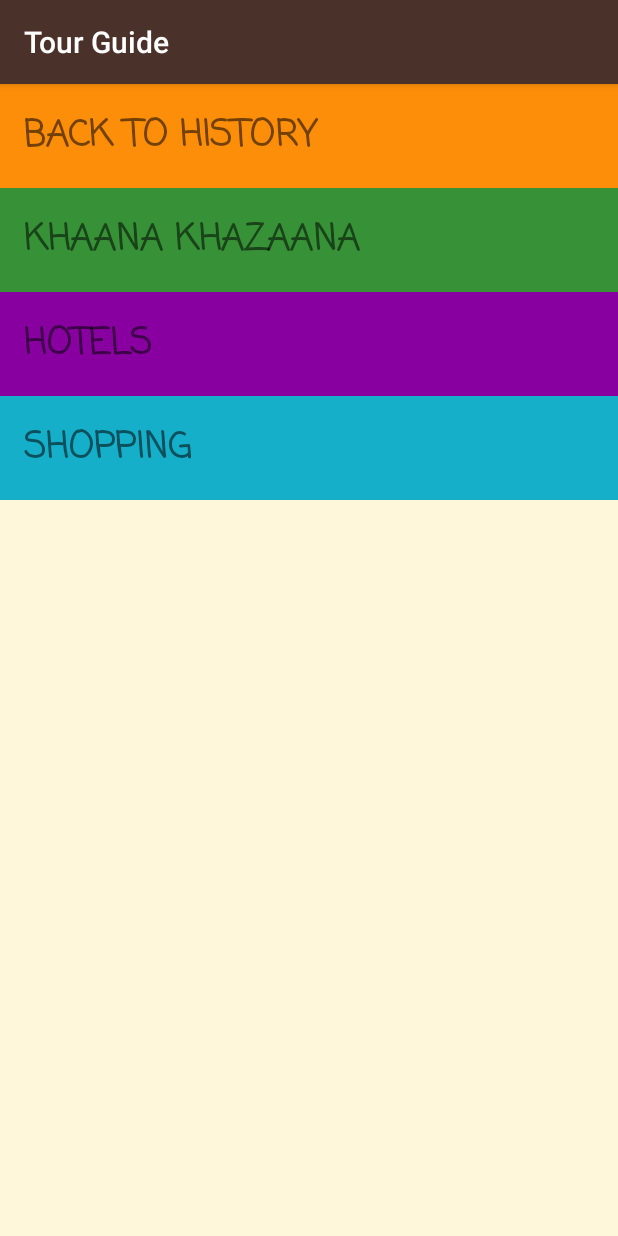
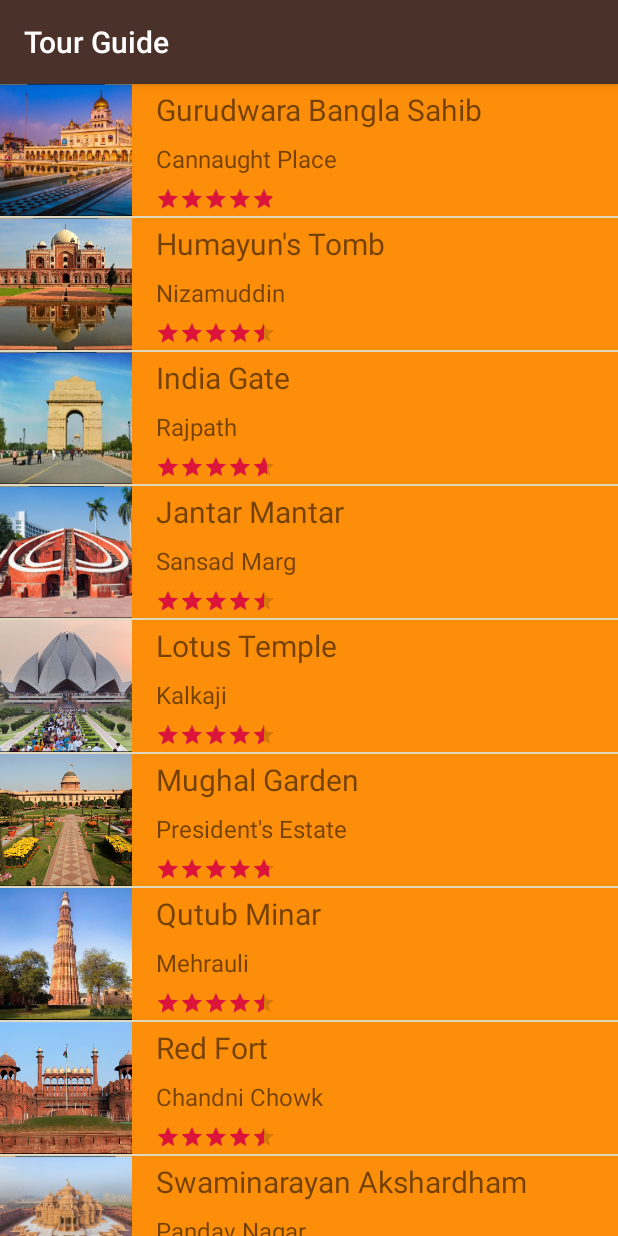
Before and after one commit to bg2404/TourGuide, an Android app: the screen it shows after launch (MainActivity), on a phone screen of 412 x 824 dp. Run offline under Robolectric (Android 15) with nearby library versions, the phone set to English and light mode, and no system bars.

Commit message:
Added Fragments

```diff
--- a/app/build.gradle
+++ b/app/build.gradle
@@ -22,6 +22,7 @@ dependencies {
     implementation fileTree(dir: 'libs', include: ['*.jar'])
     implementation 'com.android.support:appcompat-v7:28.0.0'
     implementation 'com.android.support.constraint:constraint-layout:1.1.3'
+    implementation 'com.android.support:support-v4:28.0.0'
     testImplementation 'junit:junit:4.12'
     androidTestImplementation 'com.android.support.test:runner:1.0.2'
     androidTestImplementation 'com.android.support.test.espresso:espresso-core:3.0.2'
--- a/app/src/main/AndroidManifest.xml
+++ b/app/src/main/AndroidManifest.xml
@@ -9,10 +9,6 @@
         android:roundIcon="@mipmap/ic_launcher_round"
         android:supportsRtl="true"
         android:theme="@style/AppTheme">
-        <activity android:name=".ShoppingActivity" android:parentActivityName=".MainActivity"/>
-        <activity android:name=".HotelsActivity" android:parentActivityName=".MainActivity"/>
-        <activity android:name=".FoodActivity" android:parentActivityName=".MainActivity"/>
-        <activity android:name=".HistoryActivity" android:parentActivityName=".MainActivity"/>
         <activity android:name=".MainActivity">
             <intent-filter>
                 <action android:name="android.intent.action.MAIN" />
--- /dev/null
+++ b/app/src/main/java/com/example/android/tourguide/CategoryAdapter.java
@@ -0,0 +1,30 @@
+package com.example.android.tourguide;
+
+import android.support.v4.app.Fragment;
+import android.support.v4.app.FragmentManager;
+import android.support.v4.app.FragmentPagerAdapter;
+
+public class CategoryAdapter extends FragmentPagerAdapter {
+
+    public CategoryAdapter(FragmentManager fm) {
+        super(fm);
+    }
+
+    @Override
+    public Fragment getItem(int i) {
+        if(i == 0) {
+            return new HistoryFragment();
+        } else if(i == 1) {
+            return new FoodFragment();
+        } else if(i == 2) {
+            return new HotelsFragment();
+        } else {
+            return new ShoppingFragment();
+        }
+    }
+
+    @Override
+    public int getCount() {
+        return 4;
+    }
+}
--- a/app/src/main/java/com/example/android/tourguide/FoodActivity.java
+++ b/app/src/main/java/com/example/android/tourguide/FoodFragment.java
@@ -1,19 +1,33 @@
 package com.example.android.tourguide;
 
-import android.support.v7.app.AppCompatActivity;
+
 import android.os.Bundle;
+import android.support.annotation.NonNull;
+import android.support.v4.app.Fragment;
+import android.view.LayoutInflater;
+import android.view.View;
+import android.view.ViewGroup;
 import android.widget.ListView;
+import android.widget.TextView;
 
 import java.util.ArrayList;
 
-public class FoodActivity extends AppCompatActivity {
+/**
+ * A simple {@link Fragment} subclass.
+ */
+public class FoodFragment extends Fragment {
+
+
+    public FoodFragment() {
+        // Required empty public constructor
+    }
+
 
     @Override
-    protected void onCreate(Bundle savedInstanceState) {
-        super.onCreate(savedInstanceState);
-        setContentView(R.layout.activity_food);
+    public View onCreateView(@NonNull LayoutInflater inflater, ViewGroup container, Bundle savedInstanceState) {
+        View rootView = inflater.inflate(R.layout.location_list, container, false);
 
-        ArrayList<Location> locations = new ArrayList<>();
+        final ArrayList<Location> locations = new ArrayList<>();
         locations.add(new Location(R.drawable.food_annamaya, "Annamaya", "Aerocity", (float) 4.3));
         locations.add(new Location(R.drawable.food_grappa_shangri_las_eros_hotel, "Grappa, Shangri la's Eros Hotel", "Cannaught Place", (float) 4.4));
         locations.add(new Location(R.drawable.food_ikk_punjab, "Ikk Punjab", "Rajouri Garden", (float) 4.1));
@@ -26,9 +40,12 @@ public class FoodActivity extends AppCompatActivity {
         locations.add(new Location(R.drawable.food_thyme, "Thyme", "Pushpanjali Farms", (float) 4.4));
         locations.add(new Location(R.drawable.food_united_coffee_house, "United Coffee House", "Cannaught Place", (float) 4.3));
 
-        LocationAdapter locationAdapter = new LocationAdapter(this, locations);
+        LocationAdapter locationAdapter = new LocationAdapter(getActivity(), locations, R.color.color_food);
 
-        ListView foodListView = findViewById(R.id.food_list_view);
+        ListView foodListView = rootView.findViewById(R.id.list_view);
         foodListView.setAdapter(locationAdapter);
+
+        return rootView;
     }
+
 }
--- a/app/src/main/java/com/example/android/tourguide/HistoryActivity.java
+++ b/app/src/main/java/com/example/android/tourguide/HistoryFragment.java
@@ -1,18 +1,31 @@
 package com.example.android.tourguide;
 
-import android.support.v7.app.AppCompatActivity;
+
 import android.os.Bundle;
+import android.support.annotation.NonNull;
+import android.support.v4.app.Fragment;
+import android.view.LayoutInflater;
+import android.view.View;
+import android.view.ViewGroup;
 import android.widget.ListView;
+import android.widget.TextView;
 
 import java.util.ArrayList;
 
-public class HistoryActivity extends AppCompatActivity {
+/**
+ * A simple {@link Fragment} subclass.
+ */
+public class HistoryFragment extends Fragment {
+
+
+    public HistoryFragment() {
+        // Required empty public constructor
+    }
+
 
     @Override
-    protected void onCreate(Bundle savedInstanceState) {
-        super.onCreate(savedInstanceState);
-        setContentView(R.layout.activity_history);
-
+    public View onCreateView(@NonNull LayoutInflater inflater, ViewGroup container, Bundle savedInstanceState) {
+        View rootView = inflater.inflate(R.layout.location_list, container, false);
         ArrayList<Location> locations = new ArrayList<>();
         locations.add(new Location(R.drawable.history_gurudwara_bangla_sahib, "Gurudwara Bangla Sahib", "Cannaught Place", (float) 4.8));
         locations.add(new Location(R.drawable.history_humayun_s_tomb, "Humayun's Tomb", "Nizamuddin", (float) 4.5));
@@ -24,9 +37,11 @@ public class HistoryActivity extends AppCompatActivity {
         locations.add(new Location(R.drawable.history_red_fort, "Red Fort", "Chandni Chowk", (float) 4.4));
         locations.add(new Location(R.drawable.history_swaminarayan_akshardham, "Swaminarayan Akshardham", "Pandav Nagar", (float) 4.6));
 
-        LocationAdapter locationAdapter = new LocationAdapter(this, locations);
+        LocationAdapter locationAdapter = new LocationAdapter(getActivity(), locations, R.color.color_history);
 
-        ListView historyListView = findViewById(R.id.history_list_view);
-        historyListView.setAdapter(locationAdapter);
+        ListView listView = rootView.findViewById(R.id.list_view);
+        listView.setAdapter(locationAdapter);
+        return rootView;
     }
+
 }
--- a/app/src/main/java/com/example/android/tourguide/LocationAdapter.java
+++ b/app/src/main/java/com/example/android/tourguide/LocationAdapter.java
@@ -3,6 +3,7 @@ package com.example.android.tourguide;
 import android.content.Context;
 import android.support.annotation.NonNull;
 import android.support.annotation.Nullable;
+import android.support.v4.content.ContextCompat;
 import android.view.LayoutInflater;
 import android.view.View;
 import android.view.ViewGroup;
@@ -14,8 +15,11 @@ import android.widget.TextView;
 import java.util.List;
 
 public class LocationAdapter extends ArrayAdapter<Location> {
-    public LocationAdapter(Context context, List<Location> objects) {
+    private int mColorResourceId;
+
+    public LocationAdapter(Context context, List<Location> objects, int colorResourceId) {
         super(context, 0, objects);
+        mColorResourceId = colorResourceId;
     }
 
     @NonNull
@@ -30,6 +34,8 @@ public class LocationAdapter extends ArrayAdapter<Location> {
 
         Location currentLocation = getItem(position);
 
+
+        if (currentLocation != null) {
             ImageView locationImageView = listItemView.findViewById(R.id.location_image_view);
             locationImageView.setImageResource(currentLocation.getImageResourceId());
 
@@ -41,6 +47,11 @@ public class LocationAdapter extends ArrayAdapter<Location> {
 
             RatingBar locationRatingBar = listItemView.findViewById(R.id.location_rating_bar);
             locationRatingBar.setRating(currentLocation.getRating());
+        }
+
+        View locationTextContainer = listItemView.findViewById(R.id.location_text_container);
+        View parentView = (View) locationTextContainer.getParent();
+        parentView.setBackgroundColor(ContextCompat.getColor(getContext(), mColorResourceId));
 
         return listItemView;
     }
--- a/app/src/main/java/com/example/android/tourguide/MainActivity.java
+++ b/app/src/main/java/com/example/android/tourguide/MainActivity.java
@@ -1,6 +1,7 @@
 package com.example.android.tourguide;
 
 import android.content.Intent;
+import android.support.v4.view.ViewPager;
 import android.support.v7.app.AppCompatActivity;
 import android.os.Bundle;
 import android.view.View;
@@ -13,40 +14,8 @@ public class MainActivity extends AppCompatActivity {
         super.onCreate(savedInstanceState);
         setContentView(R.layout.activity_main);
 
-        TextView historyTextView = findViewById(R.id.history_text_view);
-        historyTextView.setOnClickListener(new View.OnClickListener() {
-            @Override
-            public void onClick(View v) {
-                Intent intent = new Intent(MainActivity.this, HistoryActivity.class);
-                startActivity(intent);
-            }
-        });
-
-        TextView foodTextView = findViewById(R.id.food_text_view);
-        foodTextView.setOnClickListener(new View.OnClickListener() {
-            @Override
-            public void onClick(View v) {
-                Intent intent = new Intent(MainActivity.this, FoodActivity.class);
-                startActivity(intent);
-            }
-        });
-
-        TextView hotelsTextView = findViewById(R.id.hotels_text_view);
-        hotelsTextView.setOnClickListener(new View.OnClickListener() {
-            @Override
-            public void onClick(View v) {
-                Intent intent = new Intent(MainActivity.this, HotelsActivity.class);
-                startActivity(intent);
-            }
-        });
-
-        TextView shoppingTextView = findViewById(R.id.shopping_text_view);
-        shoppingTextView.setOnClickListener(new View.OnClickListener() {
-            @Override
-            public void onClick(View v) {
-                Intent intent = new Intent(MainActivity.this, ShoppingActivity.class);
-                startActivity(intent);
-            }
-        });
+        ViewPager viewPager = findViewById(R.id.view_pager);
+        CategoryAdapter categoryAdapter = new CategoryAdapter(getSupportFragmentManager());
+        viewPager.setAdapter(categoryAdapter);
     }
 }
--- /dev/null
+++ b/app/src/main/res/layout/activity_category.xml
@@ -0,0 +1,6 @@
+<?xml version="1.0" encoding="utf-8"?>
+<LinearLayout xmlns:android="http://schemas.android.com/apk/res/android"
+    android:id="@+id/container"
+    android:layout_width="match_parent"
+    android:layout_height="match_parent"
+    android:orientation="vertical"/>
--- a/app/src/main/res/layout/activity_main.xml
+++ b/app/src/main/res/layout/activity_main.xml
@@ -1,56 +1,14 @@
 <?xml version="1.0" encoding="utf-8"?>
 <LinearLayout xmlns:android="http://schemas.android.com/apk/res/android"
-    xmlns:app="http://schemas.android.com/apk/res-auto"
+    xmlns:tools="http://schemas.android.com/tools"
     android:layout_width="match_parent"
     android:layout_height="match_parent"
     android:background="@color/tan_background"
-    android:orientation="vertical">
+    android:orientation="vertical"
+    tools:context=".MainActivity" >
 
-    <TextView
-        android:id="@+id/history_text_view"
+    <android.support.v4.view.ViewPager
+        android:id="@+id/view_pager"
         android:layout_width="match_parent"
-        android:layout_height="wrap_content"
-        android:background="@color/color_history"
-        android:padding="@dimen/padding_large"
-        android:text="@string/back_to_history"
-        android:textAllCaps="true"
-        android:textSize="@dimen/text_size_large"
-        android:textStyle="bold"
-        app:fontFamily="casual" />
-
-    <TextView
-        android:id="@+id/food_text_view"
-        android:layout_width="match_parent"
-        android:layout_height="wrap_content"
-        android:background="@color/color_food"
-        android:padding="@dimen/padding_large"
-        android:text="@string/khaana_khazaana"
-        android:textAllCaps="true"
-        android:textSize="@dimen/text_size_large"
-        android:textStyle="bold"
-        app:fontFamily="casual" />
-
-    <TextView
-        android:id="@+id/hotels_text_view"
-        android:layout_width="match_parent"
-        android:layout_height="wrap_content"
-        android:background="@color/color_hotels"
-        android:padding="@dimen/padding_large"
-        android:text="@string/hotels"
-        android:textAllCaps="true"
-        android:textSize="@dimen/text_size_large"
-        android:textStyle="bold"
-        app:fontFamily="casual" />
-
-    <TextView
-        android:id="@+id/shopping_text_view"
-        android:layout_width="match_parent"
-        android:layout_height="wrap_content"
-        android:background="#16AFCA"
-        android:padding="@dimen/padding_large"
-        android:text="@string/shopping"
-        android:textAllCaps="true"
-        android:textSize="@dimen/text_size_large"
-        android:textStyle="bold"
-        app:fontFamily="casual" />
+        android:layout_height="match_parent"/>
 </LinearLayout>
--- a/app/src/main/res/layout/list_item.xml
+++ b/app/src/main/res/layout/list_item.xml
@@ -3,8 +3,7 @@
     xmlns:app="http://schemas.android.com/apk/res-auto"
     xmlns:tools="http://schemas.android.com/tools"
     android:layout_width="match_parent"
-    android:layout_height="wrap_content"
-    android:padding="@dimen/padding_large">
+    android:layout_height="wrap_content">
 
     <ImageView
         android:id="@+id/location_image_view"
--- a/app/src/main/res/layout/activity_history.xml
+++ b/app/src/main/res/layout/location_list.xml
@@ -1,9 +1,7 @@
 <?xml version="1.0" encoding="utf-8"?>
 <ListView xmlns:android="http://schemas.android.com/apk/res/android"
-    xmlns:tools="http://schemas.android.com/tools"
-    android:id="@+id/history_list_view"
+    android:id="@+id/list_view"
     android:layout_width="match_parent"
     android:layout_height="match_parent"
     android:orientation="vertical"
-    android:padding="@dimen/padding_large"
-    tools:context=".HistoryActivity" />
+    android:drawSelectorOnTop="true" />
--- a/app/src/main/res/values/strings.xml
+++ b/app/src/main/res/values/strings.xml
@@ -5,4 +5,7 @@
     <string name="hotels">Hotels</string>
     <string name="shopping">Shopping</string>
     <string name="location_image_content_description">Location Image</string>
+
+    <!-- TODO: Remove or change this placeholder text -->
+    <string name="hello_blank_fragment">Hello blank fragment</string>
 </resources>
```
Also changed, not shown: app/src/main/java/com/example/android/tourguide/HotelsFragment.java (renamed from app/src/main/java/com/example/android/tourguide/HotelsActivity.java, +24 -7 lines), app/src/main/java/com/example/android/tourguide/ShoppingFragment.java (renamed from app/src/main/java/com/example/android/tourguide/ShoppingActivity.java, +24 -7 lines), app/src/main/res/layout/activity_food.xml (deleted, +0 -9 lines), app/src/main/res/layout/activity_hotels.xml (deleted, +0 -9 lines), app/src/main/res/layout/activity_shopping.xml (deleted, +0 -9 lines). Lines whose indentation alone changed are shown as unchanged.
